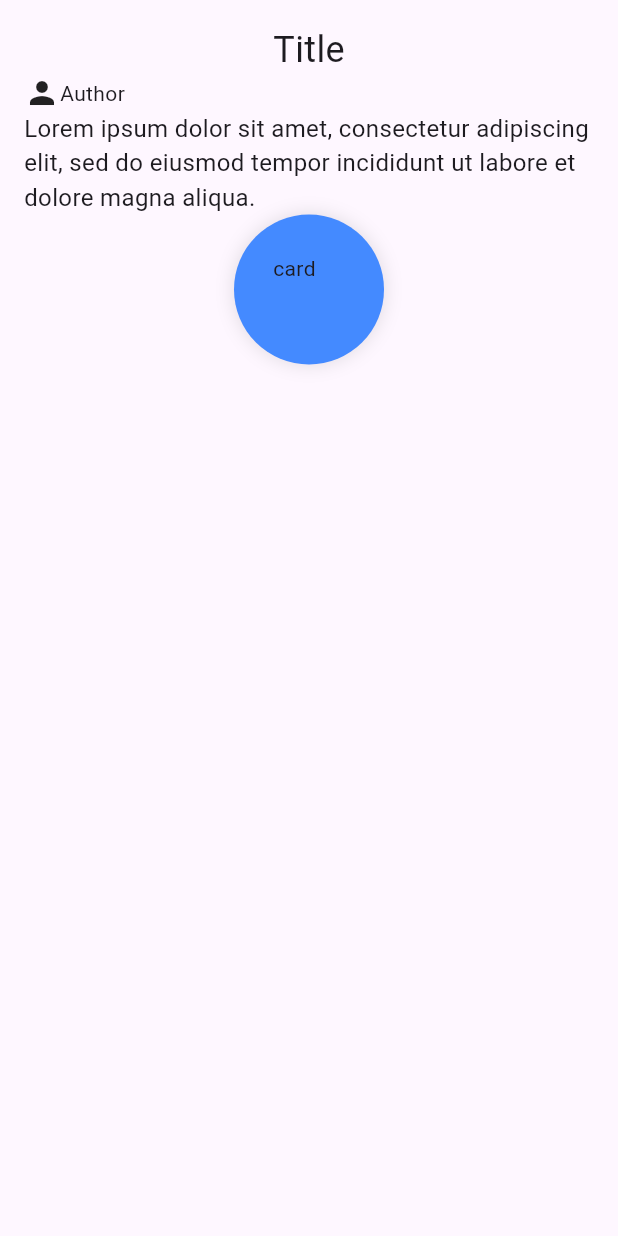
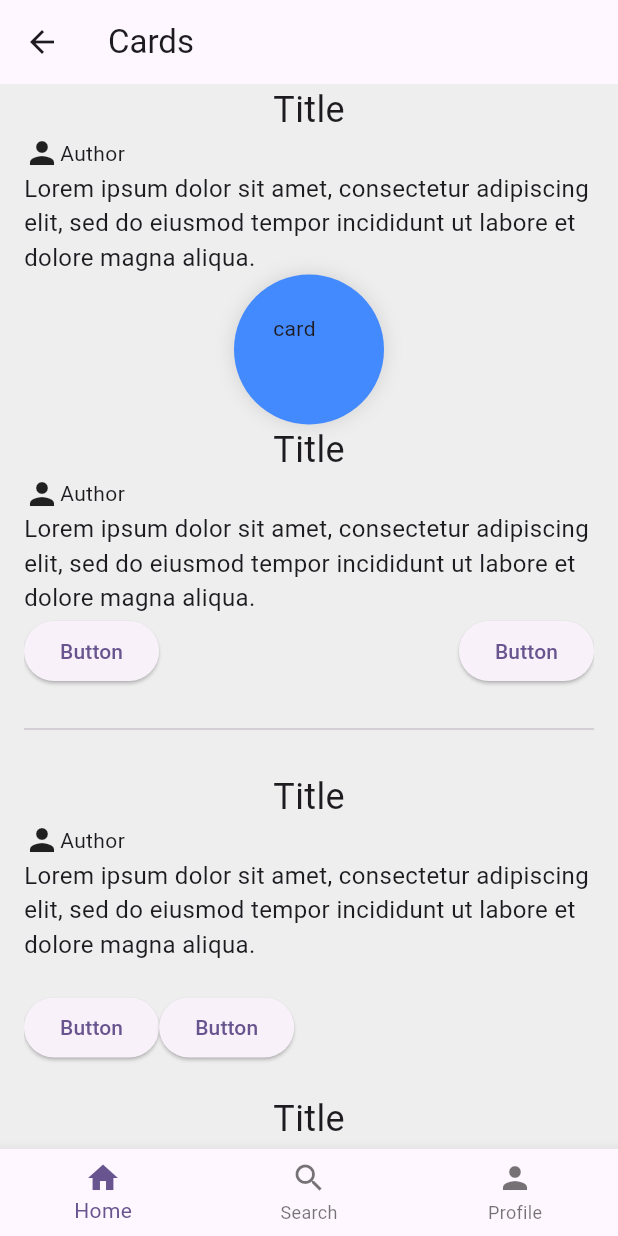
Before and after one commit to nahkar/flutter-cards, a Flutter app: the screen it shows after launch, after a tap on "Go to Cards Page", on a phone screen of 412 x 824 dp. Run offline on Flutter 3.47's test engine with Material 3 defaults, Android fonts, the phone set to English and light mode, and no system bars.

Commit message:
chore: works on styling

```diff
--- a/lib/cards_page.dart
+++ b/lib/cards_page.dart
@@ -6,10 +6,20 @@ class CardsPage extends StatelessWidget {
   @override
   Widget build(BuildContext context) {
     return Scaffold(
+      backgroundColor: Colors.grey[200],
+      appBar: AppBar(title: const Text('Cards')),
+      bottomNavigationBar: BottomNavigationBar(items: const [
+        BottomNavigationBarItem(icon: Icon(Icons.home), label: 'Home'),
+        BottomNavigationBarItem(icon: Icon(Icons.search), label: 'Search'),
+        BottomNavigationBarItem(icon: Icon(Icons.person), label: 'Profile'),
+      ]),
       body: SafeArea(
         child: Padding(
-          padding: const EdgeInsets.all(16.0),
+          padding: const EdgeInsets.symmetric(horizontal: 16.0, vertical: 0),
+          child: SingleChildScrollView(
             child: Column(
+              children: [
+                Column(
                   children: [
                     const Text('Title', style: TextStyle(fontSize: 24)),
                     const Row(children: [Icon(Icons.person), Text('Author')]),
@@ -29,6 +39,64 @@ class CardsPage extends StatelessWidget {
                     ),
                   ],
                 ),
+                Column(
+                  children: [
+                    const Text('Title', style: TextStyle(fontSize: 24)),
+                    const Row(children: [Icon(Icons.person), Text('Author')]),
+                    const Text(
+                      'Lorem ipsum dolor sit amet, consectetur adipiscing elit, sed do eiusmod tempor incididunt ut labore et dolore magna aliqua.',
+                      style: TextStyle(fontSize: 16),
+                    ),
+                  ],
+                ),
+                Row(
+                   mainAxisAlignment: MainAxisAlignment.spaceBetween,
+                  children: [
+                    ElevatedButton(onPressed: () {}, child: const Text('Button')),
+                    ElevatedButton(onPressed: () {}, child: const Text('Button')),
+                  ],
+                ),
+                const SizedBox(height: 20),
+                const Divider(),
+                const SizedBox(height: 20),
+                Column(
+                  children: [
+                    const Text('Title', style: TextStyle(fontSize: 24)),
+                    const Row(children: [Icon(Icons.person), Text('Author')]),
+                    const Text(
+                      'Lorem ipsum dolor sit amet, consectetur adipiscing elit, sed do eiusmod tempor incididunt ut labore et dolore magna aliqua.',
+                      style: TextStyle(fontSize: 16),
+                    ),
+                  ],
+                ),
+                const SizedBox(height: 20),
+                Row(
+                  children: [
+                    ElevatedButton(onPressed: () {}, child: const Text('Button')),
+                    ElevatedButton(onPressed: () {}, child: const Text('Button')),
+                  ],
+                ),
+                const SizedBox(height: 20),
+                Column(
+                  children: [
+                    const Text('Title', style: TextStyle(fontSize: 24)),
+                    const Row(children: [Icon(Icons.person), Text('Author')]),
+                    const Text(
+                      'Lorem ipsum dolor sit amet, consectetur adipiscing elit, sed do eiusmod tempor incididunt ut labore et dolore magna aliqua.',
+                      style: TextStyle(fontSize: 16),
+                    ),
+                  ],
+                ),
+                const SizedBox(height: 20),
+                Row(
+                  children: [
+                    ElevatedButton(onPressed: () {}, child: const Text('Button')),
+                    ElevatedButton(onPressed: () {}, child: const Text('Button')),
+                  ],
+                ),
+              ],
+            ),
+          ),
         ),
       ),
     );
--- a/lib/main.dart
+++ b/lib/main.dart
@@ -13,9 +13,7 @@ class MyApp extends StatelessWidget {
     return MaterialApp(
       debugShowCheckedModeBanner: false,
       title: 'Cards',
-      theme: ThemeData(
-        colorScheme: .fromSeed(seedColor: Colors.deepPurple),
-      ),
+      theme: ThemeData(colorScheme: .fromSeed(seedColor: Colors.deepPurple)),
       home: const MyHomePage(title: 'Cards'),
     );
   }
@@ -41,21 +39,38 @@ class _MyHomePageState extends State<MyHomePage> {
   @override
   Widget build(BuildContext context) {
     return Scaffold(
+      backgroundColor: Colors.black12,
       appBar: AppBar(
-        backgroundColor: Theme.of(context).colorScheme.inversePrimary,
-        title: Text(widget.title),
+        backgroundColor: Colors.yellow,
+        title: Text(widget.title, style: TextStyle(color: Colors.black)),
       ),
       body: Center(
         child: Column(
           mainAxisAlignment: MainAxisAlignment.center,
           children: <Widget>[
-            const Text('You have pushed the button this many times:'),
+            const Text(
+              'You have pushed the button this many times:',
+              textAlign: TextAlign.center,
+              style: TextStyle(
+                color: Colors.white,
+                fontSize: 20,
+                fontWeight: FontWeight.bold,
+              ),
+            ),
             Text(
               '$_counter',
-              style: Theme.of(context).textTheme.headlineMedium,
+              style: TextStyle(
+                color: Colors.white,
+                fontSize: 60,
+                fontWeight: FontWeight.bold,
+              ),
             ),
             const SizedBox(height: 20),
             ElevatedButton(
+              style: ElevatedButton.styleFrom(
+                backgroundColor: Colors.yellow,
+                foregroundColor: Colors.black,
+              ),
               onPressed: () {
                 Navigator.of(context).push(
                   MaterialPageRoute(builder: (context) => const CardsPage()),
@@ -67,9 +82,10 @@ class _MyHomePageState extends State<MyHomePage> {
         ),
       ),
       floatingActionButton: FloatingActionButton(
+        backgroundColor: Colors.yellow,
         onPressed: _incrementCounter,
         tooltip: 'Increment',
-        child: const Icon(Icons.add),
+        child: const Icon(Icons.add, color: Colors.black),
       ),
     );
   }
```
Lines whose indentation alone changed are shown as unchanged.
